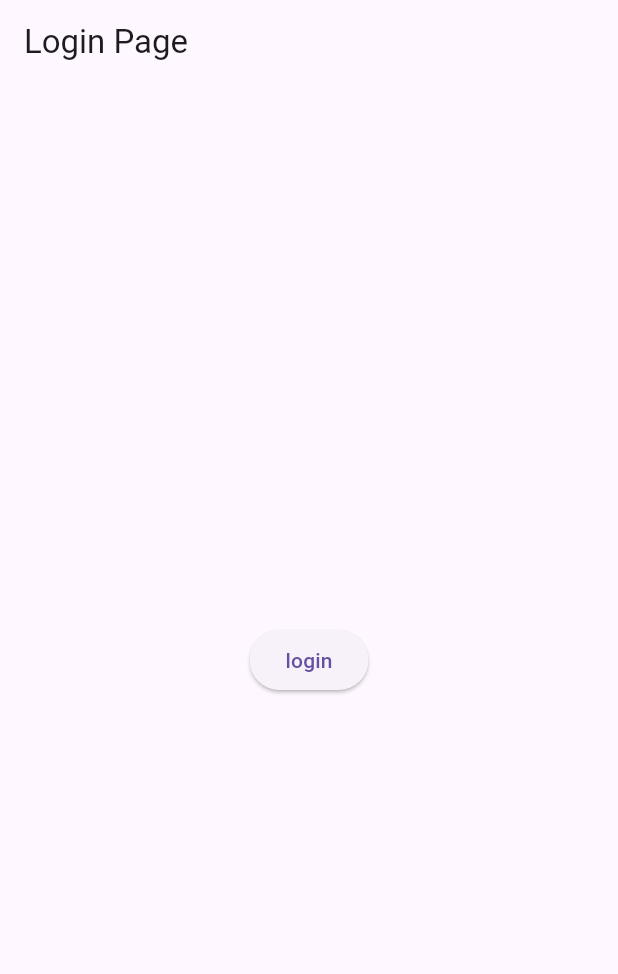
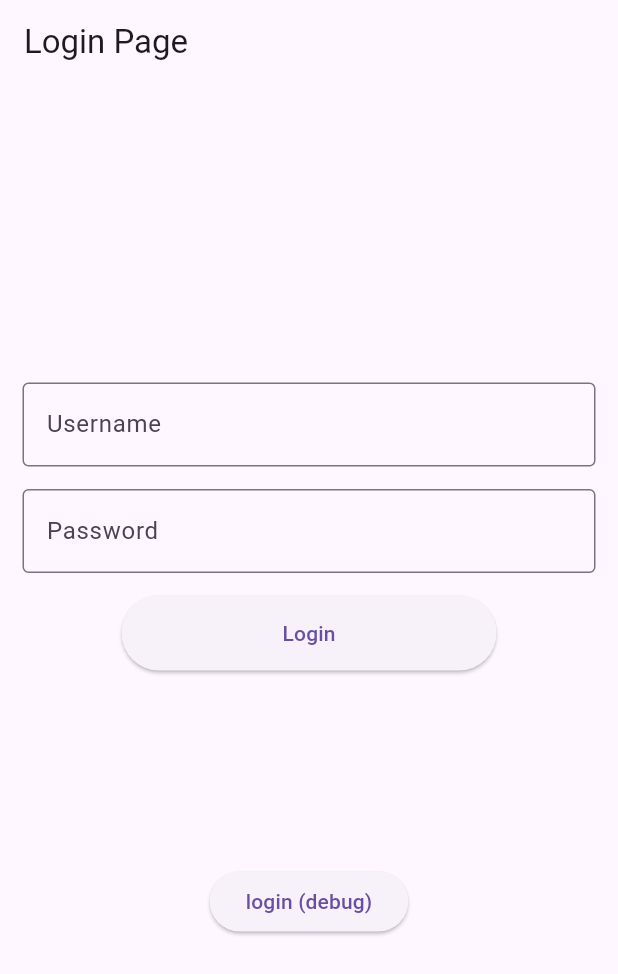
Before and after one commit to ArtKaplan/BioMedWearables, a Flutter app: the screen it shows after launch, on a phone screen of 412 x 824 dp. Shown: the top 974 px of the screen. Run offline on Flutter 3.47's test engine with Material 3 defaults, Android fonts, the phone set to English and light mode, and no system bars; our stand-ins replace fl_chart, shared_preferences, syncfusion_flutter_gauges.

Commit message:
added login with server

```diff
--- a/the_app/lib/screens/loginPage.dart
+++ b/the_app/lib/screens/loginPage.dart
@@ -1,9 +1,10 @@
 import 'package:flutter/material.dart';
 import 'package:shared_preferences/shared_preferences.dart';
 import 'package:the_app/screens/homePage.dart';
+import 'package:the_app/utils/impact.dart';
+import 'package:http/http.dart' as http;
 
 class LoginPage extends StatelessWidget {
-
   TextEditingController userController = TextEditingController();
   TextEditingController passwordController = TextEditingController();
 
@@ -12,19 +13,110 @@ class LoginPage extends StatelessWidget {
     return Scaffold(
       appBar: AppBar(title: Text('Login Page')),
       body: Center(
-        child: ElevatedButton(
-          child: Text('login'),
-          onPressed: () {
-            _login_successful(context);
-          },
+        child: Column(
+          mainAxisAlignment: MainAxisAlignment.center,
+          children: <Widget>[
+            Padding(
+              //padding: const EdgeInsets.only(left:15.0,right: 15.0,top:0,bottom: 0),
+              padding: EdgeInsets.symmetric(horizontal: 15),
+              child: TextField(
+                controller: userController,
+                decoration: InputDecoration(
+                  border: OutlineInputBorder(),
+                  labelText: 'Username',
+                  hintText: 'Enter username',
+                ),
+              ),
+            ),
+            Padding(
+              padding: const EdgeInsets.only(
+                left: 15.0,
+                right: 15.0,
+                top: 15,
+                bottom: 15,
+              ),
+              //padding: EdgeInsets.symmetric(horizontal: 15),
+              child: TextField(
+                obscureText: true,
+                controller: passwordController,
+                decoration: InputDecoration(
+                  border: OutlineInputBorder(),
+                  labelText: 'Password',
+                  hintText: 'Enter password',
+                ),
+              ),
+            ),
+            Container(
+              height: 50,
+              width: 250,
+              decoration: BoxDecoration(
+                borderRadius: BorderRadius.circular(20),
+              ),
+              child: ElevatedButton(
+                onPressed: () {
+                  _try_login(
+                    context,
+                    userController.text,
+                    passwordController.text,
+                  );
+                },
+                child: Text('Login'),
+              ),
+            ),
+            SizedBox(height: 130),
+            ElevatedButton(
+              child: Text('login (debug)'),
+              onPressed: () {
+                _login_successful(context);
+              },
+            ),
+          ],
         ),
       ),
     );
   } //build
 } //ProfilePage
 
+_try_login(BuildContext context, username, password) async {
+  if (await _is_server_online()) {
+    if (await _is_credentials_correct(username = username, password = password)) {
+      _login_successful(context);
+    } else {
+      _login_wrong(context);
+    }
+  } else {
+    ScaffoldMessenger.of(
+      context,
+    ).showSnackBar(const SnackBar(content: Text('Cannot reach server')));
+  }
+}
+
+// ask the server is the creditenials in parameters are correct
+Future<bool> _is_credentials_correct(String username, String password) async {
+  final url = Impact.baseURL + Impact.tokenEndpoint;
+  final uri = Uri.parse(url);
+  final body = {'username': username, 'password': password};
+  final response = await http.post(uri, body: body);
+  return response.statusCode == 200;
+}
+
+//check if the server is online
+Future<bool> _is_server_online() async {
+  final url = Impact.baseURL + Impact.pingEndpoint;
+  final uri = Uri.parse(url);
+  final response = await http.get(uri);
+  return response.statusCode == 200;
+}
+
+// write a message saying the credentials are wrong
+_login_wrong(BuildContext context) {
+  ScaffoldMessenger.of(
+    context,
+  ).showSnackBar(const SnackBar(content: Text('Wrong credentials')));
+}
+
+// go to homepage and set the login status to logged in
 _login_successful(BuildContext context) async {
-
   //await otherwise go to homepage without the status changed yet and come back
   await _set_logged_in(); // set the loggin status and the date
 
@@ -33,10 +125,9 @@ _login_successful(BuildContext context) async {
     MaterialPageRoute(builder: (_) => const HomePage()),
     (route) => false, // removes all previous routes
   );
-
-
 }
 
+// set the loginstatus as logged in in shared preferences
 _set_logged_in() async {
   final sp = await SharedPreferences.getInstance();
   await sp.setBool('login_status', true);
--- /dev/null
+++ b/the_app/lib/utils/impact.dart
@@ -0,0 +1,6 @@
+class Impact {
+  static const baseURL = 'http://impact.dei.unipd.it/bwthw';
+  static const pingEndpoint = '/gate/v1/ping/';
+  static const tokenEndpoint = '/gate/v1/token/';
+  static const refreshEndpoint = '/gate/v1/refresh/';
+}
--- a/the_app/pubspec.yaml
+++ b/the_app/pubspec.yaml
@@ -9,6 +9,7 @@ environment:
 dependencies:
   flutter:
     sdk: flutter
+  http:
   shared_preferences: ^2.5.3
   syncfusion_flutter_gauges: ^29.1.41
   fl_chart: ^0.71.0
```
Also changed, not shown: the_app/pubspec.lock.
